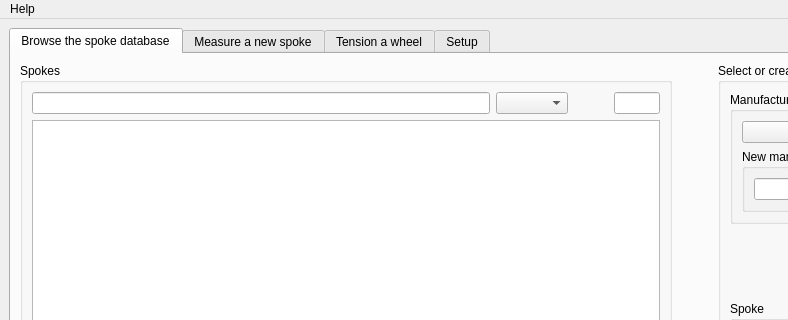
Qt form Spokeduino Mothership/ui/spokeduino_mothership.ui (dunkelfalke80/spokeduino) before a commit; both pictures show x 0 to 788 and y 0 to 320 of the 1100 by 793 pixel window.
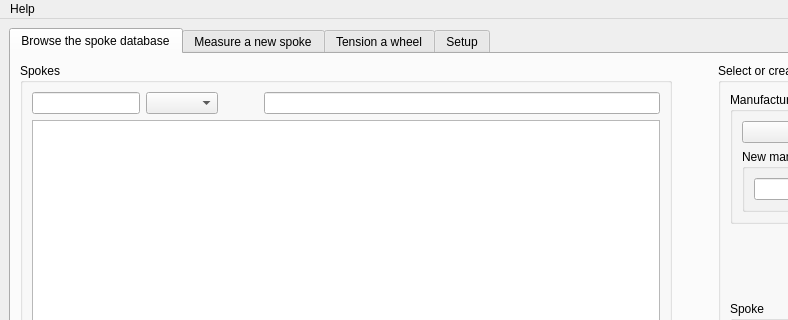
The same form after that commit. Icons and pictures are not drawn. Custom widgets are drawn as their Qt base class.

Patch:
```diff
--- a/Spokeduino Mothership/ui/spokeduino_mothership.ui
+++ b/Spokeduino Mothership/ui/spokeduino_mothership.ui
@@ -51,7 +51,7 @@
               </property>
               <layout class="QVBoxLayout" name="verticalLayoutFilterDatabase" stretch="0,1">
                <item>
-                <layout class="QHBoxLayout" name="horizontalLayoutFilterDatabase" stretch="10,0,0,1">
+                <layout class="QHBoxLayout" name="horizontalLayoutFilterDatabase" stretch="0,0,0,1">
                  <item>
                   <widget class="QLineEdit" name="lineEditFilterName">
                    <property name="sizePolicy">
```
Left out of the diff: 2 changed lines with no effect on the pictures.
